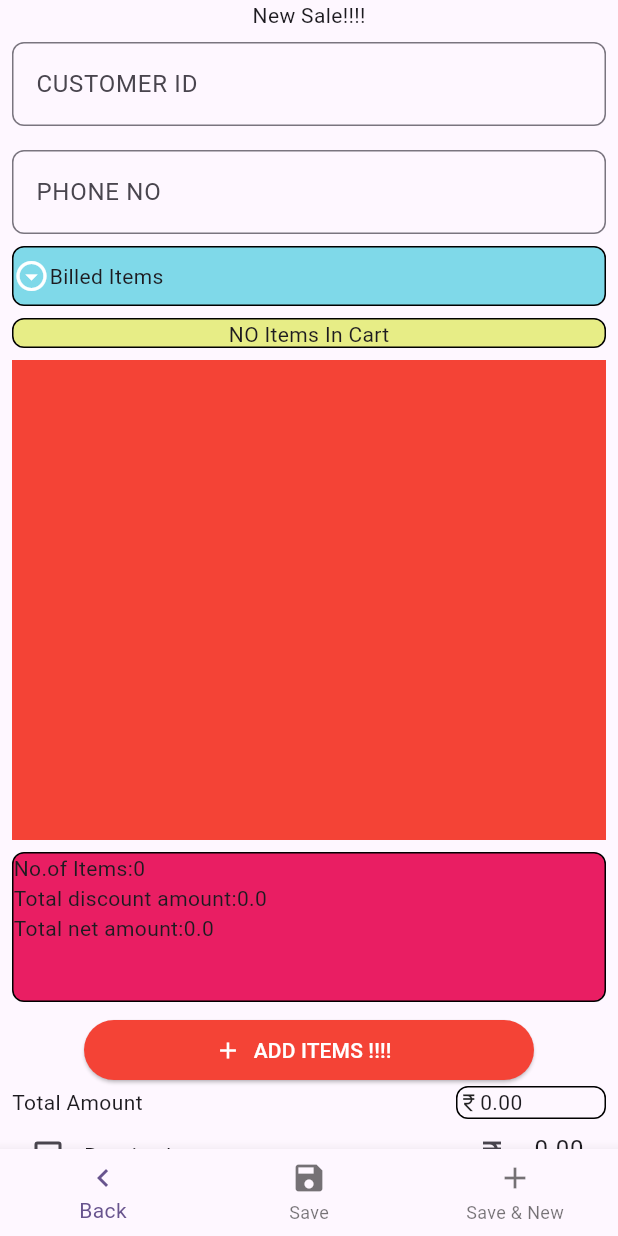
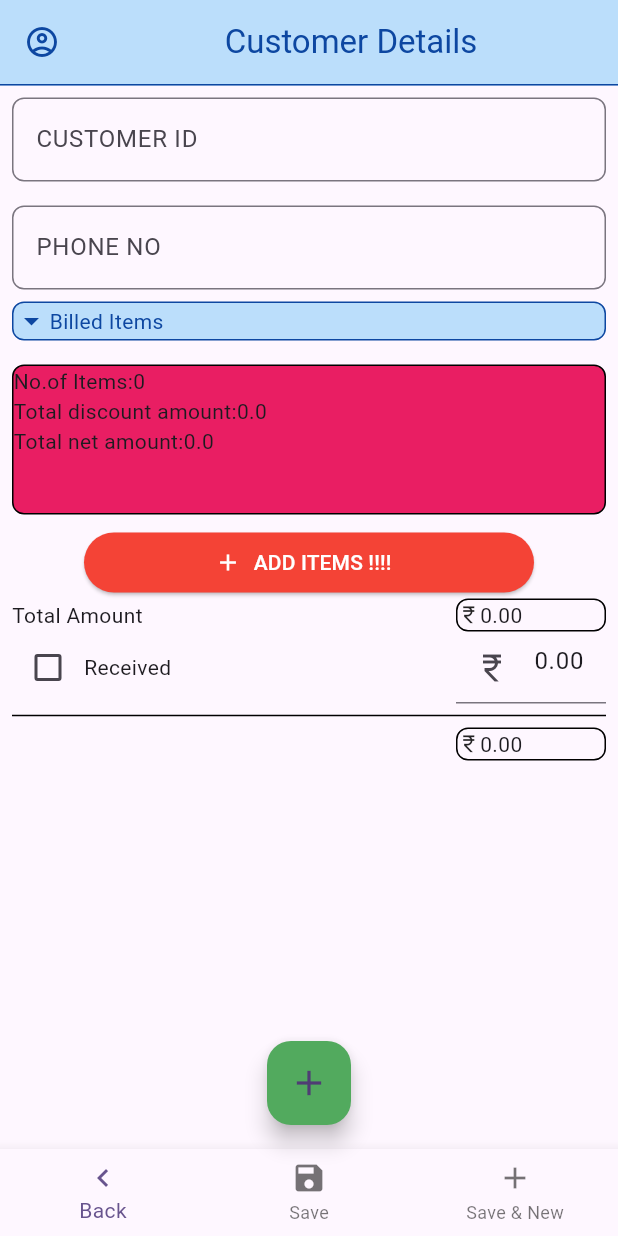
Before and after one commit to akashvtrs/project, a Flutter app: the Billing screen opened directly with empty values, on a phone screen of 412 x 824 dp. Run offline on Flutter 3.47's test engine with Material 3 defaults, Android fonts, the phone set to English and light mode, and no system bars; missing offline and left inert: dart:js_util.

Commit message:
added  styling

```diff
--- a/lib/billing_page/billing.dart
+++ b/lib/billing_page/billing.dart
@@ -49,7 +49,7 @@ class _BillingState extends State<Billing> {
   TextEditingController customername_controller = TextEditingController();
   TextEditingController phoneno_controller = TextEditingController();
   TextEditingController paidamount_controller = TextEditingController();
-  TextEditingController description_controller = TextEditingController();
+
 
   final customername = <String>[]; // Creates growable list.
   final customerphone = <String>[];
@@ -196,6 +196,9 @@ widget.itemtotalamount.forEach((item) {
    list_bal_balance=widget.add_list_bal_balance;
    customername_controller.text=widget.customerid_cont;
    phoneno_controller.text=widget.phoneno_cont;
+    if (widget.itemname.isEmpty) {
+                        bool_cont = !bool_cont;
+                      }
 
 
   }
@@ -203,12 +206,28 @@ widget.itemtotalamount.forEach((item) {
   @override
   Widget build(BuildContext context) {
     return Scaffold(
+
+      appBar: AppBar(
+        bottom: PreferredSize(
+          preferredSize: Size.fromHeight(1),
+
+          child: Container(
+            height: 1,
+            color: Colors.blue.shade900,
+          )
+        ),
+        backgroundColor: Colors.blue.shade100,
+        foregroundColor: Colors.blue.shade900,
+          automaticallyImplyLeading: false,
+          leading:  Icon(Icons.account_circle_outlined),
+        title: Center(child: Text("Customer Details")),
+      ),
       body: SingleChildScrollView(
         child: Padding(
           padding: const EdgeInsets.only(right: 8.0, left: 8.0),
           child: Column(
             children: [
-              Text("New Sale!!!!"),
+
               Padding(
                 padding: const EdgeInsets.only(top: 8.0, bottom: 8.0),
                 child: TextField(
@@ -243,21 +262,26 @@ widget.itemtotalamount.forEach((item) {
 
 
 
+
                     });
                   },
                   child: Container(
                     decoration: BoxDecoration(
-                      color: Colors.cyan.withOpacity(0.5),
-                      border: Border.all(),
+                      color: Colors.blue.shade100,
+
+                      border: Border.all(color: Colors.blue.shade900),
+
                       borderRadius: BorderRadius.all(Radius.circular(8.0)),
                     ),
-                    height: 40,
+
                     width: double.infinity,
                     child: Row(
                       children: [
-                        Icon(Icons.arrow_drop_down_circle_outlined,
-                            color: Colors.white),
-                        Text("Billed Items"),
+                        Icon(Icons.arrow_drop_down,
+                            color: Colors.blue.shade900),
+                        Text("Billed Items",style: TextStyle(
+                          color: Colors.blue.shade900
+                        ),),
                       ],
                     ),
                   ),
@@ -267,25 +291,6 @@ widget.itemtotalamount.forEach((item) {
                 visible: bool_cont,
                 child: Column(
                   children: [
-
-                    Padding(
-                      padding: const EdgeInsets.only(bottom :8.0),
-                      child: Visibility(
-                        visible: bool_noitemsincart,
-                        child: Container(
-                        decoration: BoxDecoration(
-                          color: Color.fromARGB(255, 209, 227, 14).withOpacity(0.5),
-                          border: Border.all(),
-                          borderRadius: BorderRadius.all(Radius.circular(8.0)),
-                        ),
-                        height: 20,
-                        width: double.infinity,
-                        child: Center(child: Text("NO Items In Cart")),
-                                          ),
-                      ),
-                    ),
-
-
                     ListItems(
                           itemname_l:widget.itemname,
                     itemquantity_l:         widget.itemquantity,
@@ -450,24 +455,6 @@ widget.itemtotalamount.forEach((item) {
                       ),
                 ],
               ),
-              Padding(
-                padding: const EdgeInsets.only(top: 8.0, bottom: 8.0),
-                child: SizedBox(
-                  width: 300,
-                  child: TextField(
-                    controller: description_controller,
-                    maxLines: null,
-
-
-                      decoration: InputDecoration(
-
-                        contentPadding: EdgeInsets.symmetric(vertical: 8.0),
-                          labelText: "Description or Address",
-                          border: OutlineInputBorder(
-                            borderRadius: BorderRadius.all(Radius.circular(8.0)),
-                          ))),
-                ),
-              ),
 
             ],
           ),
@@ -496,6 +483,13 @@ widget.itemtotalamount.forEach((item) {
       ),
     ],
   ),
+  floatingActionButtonLocation: FloatingActionButtonLocation.centerFloat,
+        floatingActionButton: FloatingActionButton(
+          backgroundColor: const Color.fromRGBO(82, 170, 94, 1.0),
+          tooltip: 'Increment',
+          onPressed: (){},
+          child: const Icon(Icons.add, size: 28),
+          ),
     );
   }
 
@@ -547,7 +541,7 @@ widget.itemtotalamount.forEach((item) {
     balance = "0.00";
     customername_controller.text="";
     phoneno_controller.text="";
-    description_controller.text="";
+
     paidamount_controller.text="0.00";
 
     });
--- a/lib/billing_page/listview_items.dart
+++ b/lib/billing_page/listview_items.dart
@@ -32,9 +32,12 @@ class _ListItemsState extends State<ListItems> {
   @override
   Widget build(BuildContext context) {
     return Container(
+
       height:320,
       width: double.infinity,
-      color: Colors.red,
+      color: Colors.blue.shade100,
+
+
 
       child: ListView.builder(
 
--- a/lib/home_screen/apphomescreen.dart
+++ b/lib/home_screen/apphomescreen.dart
@@ -53,6 +53,7 @@ class _IdentitiesState extends State<Identities> {
   Widget build(BuildContext context) {
     return Scaffold(
       appBar: AppBar(
+
           automaticallyImplyLeading: false,
         backgroundColor: Colors.blue.shade100,
         foregroundColor: Colors.blue.shade900,
@@ -185,9 +186,13 @@ class _IdentitiesState extends State<Identities> {
       ],
     ),
   ),
+     floatingActionButtonLocation:FloatingActionButtonLocation.centerFloat,
+      floatingActionButton: FloatingActionButton.extended(
+        label: Text("Add New Customer"),
+        icon: Icon(Icons.person_add),
+        backgroundColor: Colors.blue.shade900,
+        foregroundColor: Colors.white,
 
-      floatingActionButton: FloatingActionButton(
-        backgroundColor: Colors.blue,
         onPressed: () {
           Navigator.push(
               context,
@@ -211,7 +216,7 @@ class _IdentitiesState extends State<Identities> {
                 ),
               ));
         },
-        child: Icon(Icons.add),
+
       ),
     );
   }
--- a/lib/main.dart
+++ b/lib/main.dart
@@ -22,7 +22,30 @@ class MyApp extends StatelessWidget {
 
       ),
       debugShowCheckedModeBanner: false,
-      home:   const Details(),
+      home:   Billing(
+
+        [],
+        [],
+        [],
+        [],
+        [],
+        [],
+        [],
+        name_business: "",
+        name_owner: "",
+        add_list_amount_totalamount: [],
+        add_list_name_customername: [],
+        add_list_no_phoneno: [],
+        add_list_items_noofitems: [],
+        add_list_bal_balance: [],
+        customerid_cont: "",
+        phoneno_cont: "",
+
+
+
+
+
+      ),
     );
   }
 }
```
